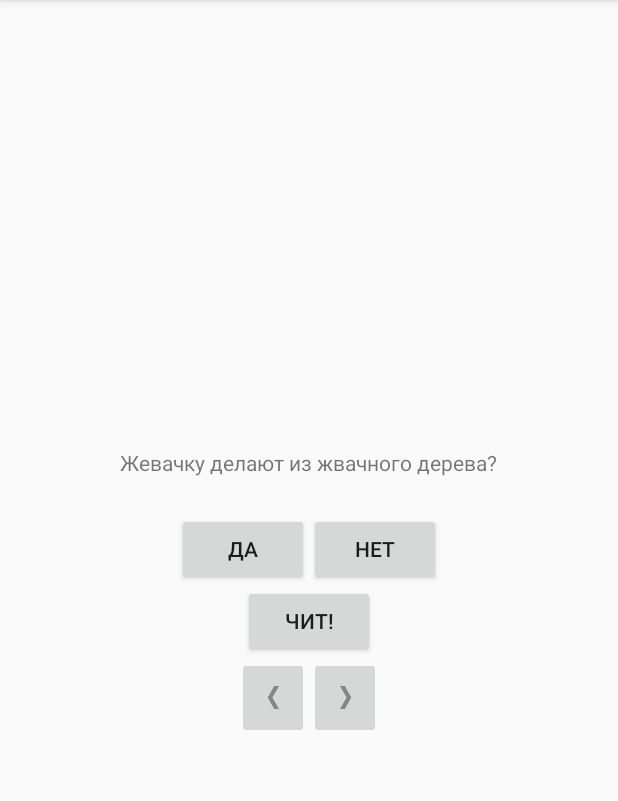
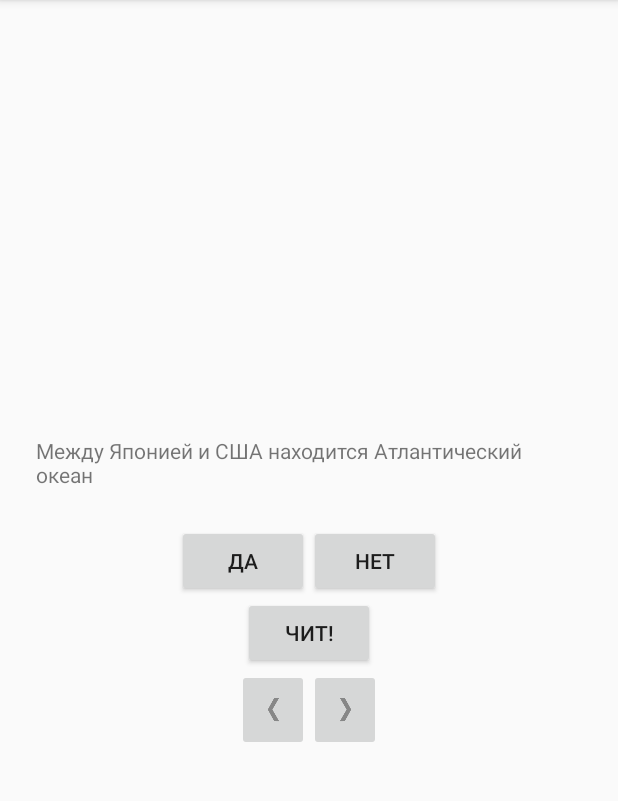
Before and after one commit to behemoth-13/AndroidApp_Questioner, an Android app: the screen it shows after launch (QuizActivity), after a tap on "Первым элементом таблицы Менделеева явля", on a phone screen of 412 x 824 dp, the part 84-885 px from its top. Run offline under Robolectric (Android 15) with nearby library versions, the phone set to English and light mode, and no system bars; 1 other tap on this screen came first.

Commit message:
stage5(117p)fix question

```diff
--- a/app/src/main/res/values/strings.xml
+++ b/app/src/main/res/values/strings.xml
@@ -8,7 +8,7 @@
         Первым элементом таблицы Менделеева является водород?
     </string>
     <string name="question_tree">
-        Жевачку делают из жвачного дерева?
+        Между Японией и США находится Атлантический океан
     </string>
     <string name="question_water">
         Поверхность Земли покрыта водой на 80%?
```
